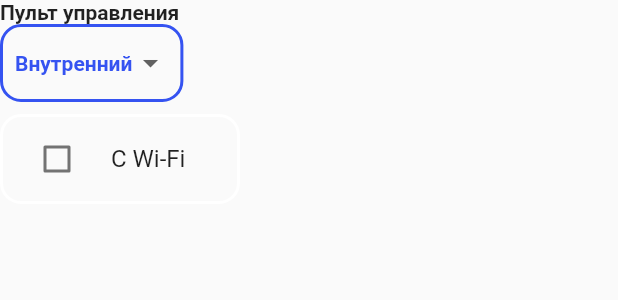
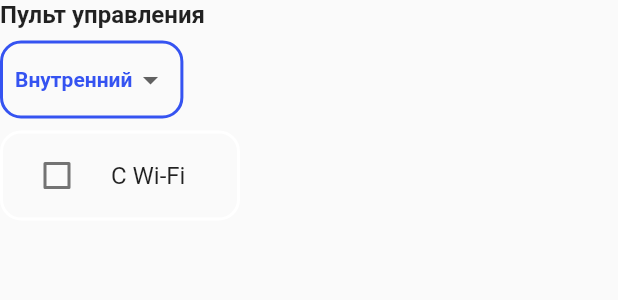
Before and after one commit to 8847141/flutter_web, a Flutter app: the Controller widget shown alone on an empty page, opened directly, on a phone screen of 412 x 824 dp. Shown: the top 300 px of the screen. Run offline on Flutter 3.47's test engine with Material 2 defaults, Android fonts, the phone set to English and light mode, and no system bars; our stand-ins replace bloc, flutter_bloc.

Commit message:
work with design

```diff
--- a/lib/HomePage.dart
+++ b/lib/HomePage.dart
@@ -16,9 +16,8 @@ class HomePage extends StatelessWidget {
         child: Container(
           //! For debug
           color: Colors.white,
-          child: SingleChildScrollView(
+          child: ListView(
             padding: const EdgeInsets.fromLTRB(16.0, 0.0, 16.0, 0.0),
-            child: Column(
             children: [
               const SizedBox(
                 height: 40.0,
@@ -49,11 +48,10 @@ class HomePage extends StatelessWidget {
                   ),
                 ),
               ),
-                MediaQuery.of(context).size.width == questionsWidth
+              MediaQuery.of(context).size.width <= (questionsWidth + 20) * 2
                   ? ColumnQuestions()
                   : RowQuestions(),
             ],
-            ),
           ),
         ),
       ),
--- a/lib/widgets/connection_type_widget.dart
+++ b/lib/widgets/connection_type_widget.dart
@@ -31,8 +31,7 @@ class ConnectionType extends StatelessWidget {
                     icon: const Icon(Icons.arrow_drop_down),
                     iconSize: 24.0,
                     elevation: 8,
-                    style: const TextStyle(
-                        color: mainColor, fontWeight: FontWeight.bold),
+                    style: secondaryTextStyle,
                     underline: const SizedBox(
                       height: 0.0,
                     ),
--- a/lib/widgets/controller_widget.dart
+++ b/lib/widgets/controller_widget.dart
@@ -21,7 +21,7 @@ class Controller extends StatelessWidget {
                     style: mainTextStyle,
                   ),
                 ),
-                const SizedBox(width: 8.0),
+                const SizedBox(height: 8.0),
                 Align(
                   alignment: Alignment.topLeft,
                   child: Container(
```
Also changed, not shown: lib/constants.dart (+7 -0 lines). Lines whose indentation alone changed are shown as unchanged.
